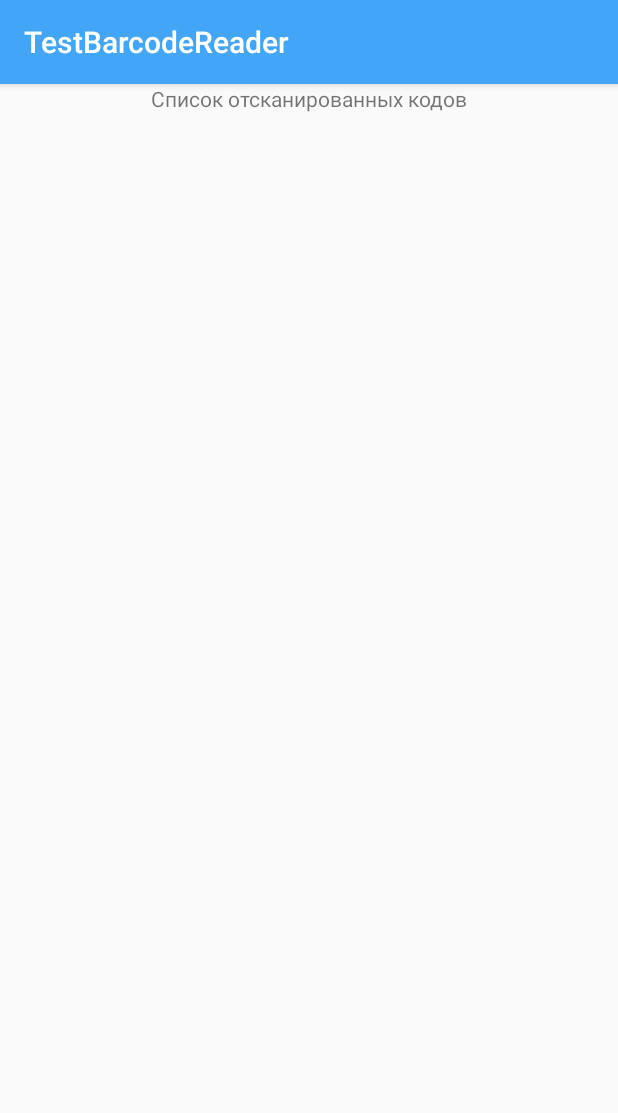
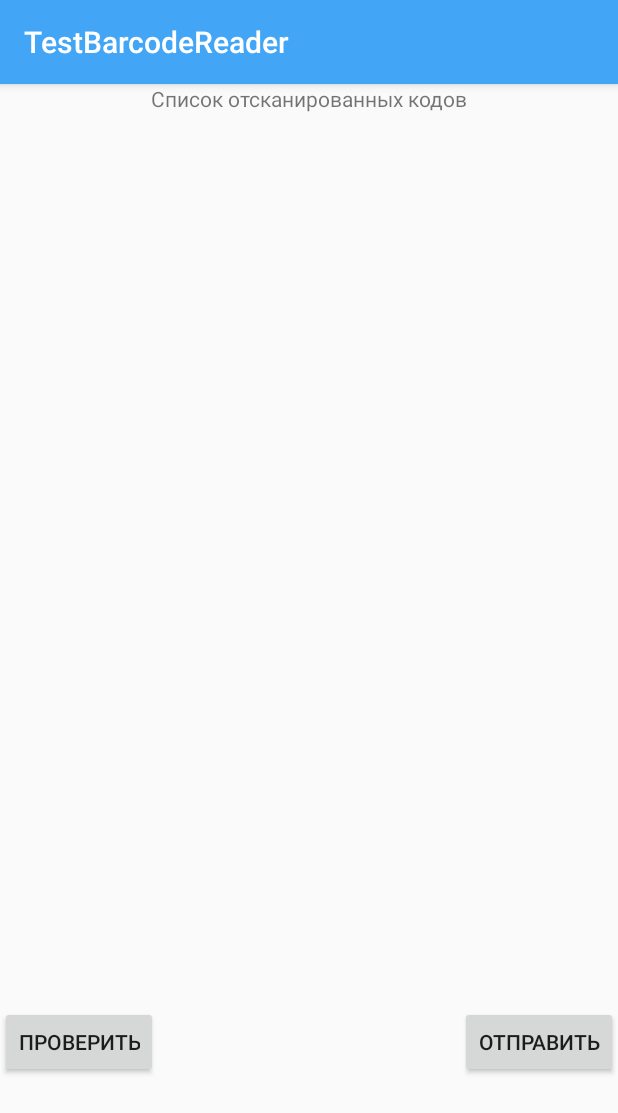
Before and after one commit to 2wiktor2/Barcode-reader, an Android app: the ActivitySendBarcode screen opened directly, with no data from a screen before it, on a phone screen of 412 x 824 dp. Shown: the top 1113 px of the screen. Run offline under Robolectric (Android 15) with nearby library versions, the phone set to English and light mode, and no system bars.

Commit message:
added some changes 5.

```diff
--- a/app/src/main/java/com/example/testbarcodereader/MyBarecode.java
+++ b/app/src/main/java/com/example/testbarcodereader/MyBarcode.java
@@ -2,12 +2,12 @@ package com.example.testbarcodereader;
 
 import java.io.Serializable;
 
-public class MyBarecode implements Serializable {
+public class MyBarcode implements Serializable {
     private String barcodeResult;
     private int amountOfNumbers;
     private int amountOfLetters;
 
-    public MyBarecode(String barcodeResult, int amountOfNumbers, int amountOfLetters) {
+    public MyBarcode(String barcodeResult, int amountOfNumbers, int amountOfLetters) {
         this.barcodeResult = barcodeResult;
         this.amountOfNumbers = amountOfNumbers;
         this.amountOfLetters = amountOfLetters;
@@ -21,7 +21,6 @@ public class MyBarecode implements Serializable {
         return amountOfNumbers;
     }
 
-
     public int getAmountOfLetters() {
         return amountOfLetters;
     }
--- a/app/src/main/java/com/example/testbarcodereader/RVAdapter.java
+++ b/app/src/main/java/com/example/testbarcodereader/RVAdapter.java
@@ -14,9 +14,9 @@ import java.util.ArrayList;
 
 public class RVAdapter extends RecyclerView.Adapter<RVAdapter.ViewHolder> {
 
-    private ArrayList<MyBarecode> resultsOfScan;
+    private ArrayList<MyBarcode> resultsOfScan;
 
-    public RVAdapter(ArrayList<MyBarecode> resultsOfScan) {
+    RVAdapter(ArrayList<MyBarcode> resultsOfScan) {
         this.resultsOfScan = resultsOfScan;
     }
 
@@ -33,7 +33,7 @@ public class RVAdapter extends RecyclerView.Adapter<RVAdapter.ViewHolder> {
         // Установка цвета на recyclerView
         holder.changeBackground(position);
 
-        MyBarecode barcode = resultsOfScan.get(position);
+        MyBarcode barcode = resultsOfScan.get(position);
         holder.textViewResult.setText(barcode.getBarcodeResult());
         holder.textViewNumbers.setText(String.valueOf(barcode.getAmountOfNumbers()));
         holder.textViewLetters.setText(String.valueOf(barcode.getAmountOfLetters()));
--- a/app/src/main/res/layout/activity_send_barecodes.xml
+++ b/app/src/main/res/layout/activity_send_barecodes.xml
@@ -8,18 +8,41 @@
 
     <TextView
         android:id="@+id/tv_title"
+        android:layout_width="wrap_content"
+        android:layout_height="wrap_content"
+        android:text="@string/listScannedBarCodes"
         app:layout_constraintLeft_toLeftOf="parent"
-        app:layout_constraintTop_toTopOf="parent"
         app:layout_constraintRight_toRightOf="parent"
-        android:layout_width="wrap_content"
-        android:text="@string/listScannedBarCodes"
-        android:layout_height="wrap_content"/>
+        app:layout_constraintTop_toTopOf="parent" />
 
     <androidx.recyclerview.widget.RecyclerView
+        android:id="@+id/recyclerView"
+        android:layout_width="match_parent"
+        android:layout_height="wrap_content"
+        app:layout_constraintBottom_toTopOf="@id/guideLine"
         app:layout_constraintLeft_toLeftOf="parent"
+        app:layout_constraintRight_toRightOf="parent"
+        app:layout_constraintTop_toBottomOf="@id/tv_title" />
+
+    <androidx.constraintlayout.widget.Guideline
+        android:id="@+id/guideLine"
         android:layout_width="match_parent"
+        android:layout_height="wrap_content"
+        android:orientation="horizontal"
+        app:layout_constraintGuide_percent="0.8" />
+
+    <Button
+        android:layout_width="wrap_content"
+        android:layout_height="wrap_content"
+        android:text="@string/check"
+        app:layout_constraintLeft_toLeftOf="parent"
+        app:layout_constraintTop_toBottomOf="@id/guideLine" />
+
+    <Button
+        android:layout_width="wrap_content"
+        android:layout_height="wrap_content"
+        android:text="@string/send"
         app:layout_constraintRight_toRightOf="parent"
-        app:layout_constraintTop_toBottomOf="@id/tv_title"
-        android:layout_height="wrap_content"/>
+        app:layout_constraintTop_toBottomOf="@id/guideLine" />
 
 </androidx.constraintlayout.widget.ConstraintLayout>
--- a/app/src/main/res/menu/toolbar_menu.xml
+++ b/app/src/main/res/menu/toolbar_menu.xml
@@ -5,6 +5,11 @@
         android:id="@+id/set_count"
         android:title="Set count"
         app:showAsAction="never" />
+
+    <item
+        android:id="@+id/check"
+        android:title="Проверка"
+        app:showAsAction="never" />
     <item
         android:id="@+id/delete"
         android:title="Отчистить"
--- a/app/src/main/res/values/strings.xml
+++ b/app/src/main/res/values/strings.xml
@@ -10,5 +10,7 @@
     <string name="delete">Удалить</string>
     <string name="cencel">Отмена</string>
     <string name="listScannedBarCodes">Список отсканированных кодов</string>
+    <string name="send">Отправить</string>
+    <string name="check">Проверить</string>
 
 </resources>
```
Also changed, not shown: app/src/main/java/com/example/testbarcodereader/ActivitySendBarcode.java (+15 -4 lines), app/src/main/java/com/example/testbarcodereader/MainActivity.java (+17 -9 lines), app/src/main/java/com/example/testbarcodereader/RVAdapter2.java (added, +50 -0 lines), app/src/main/res/layout/list_item_for_activity_send.xml (added, +19 -0 lines).
